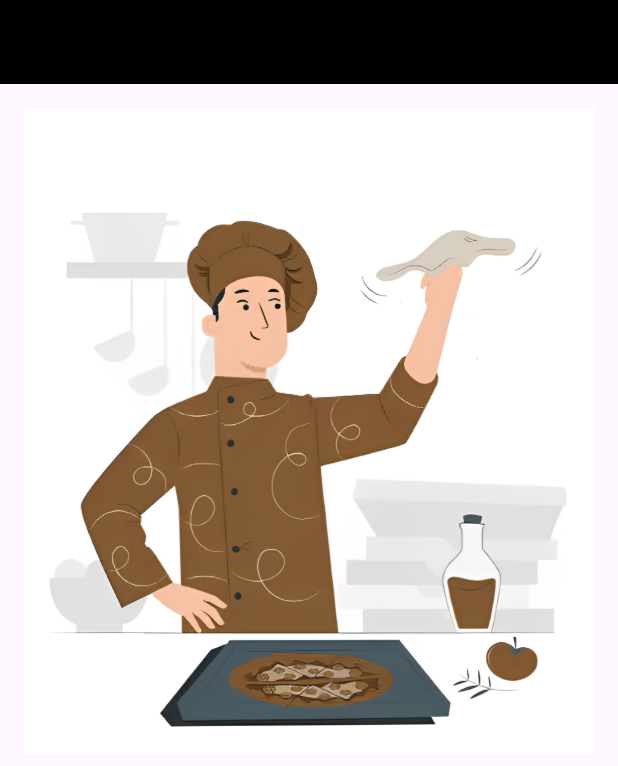
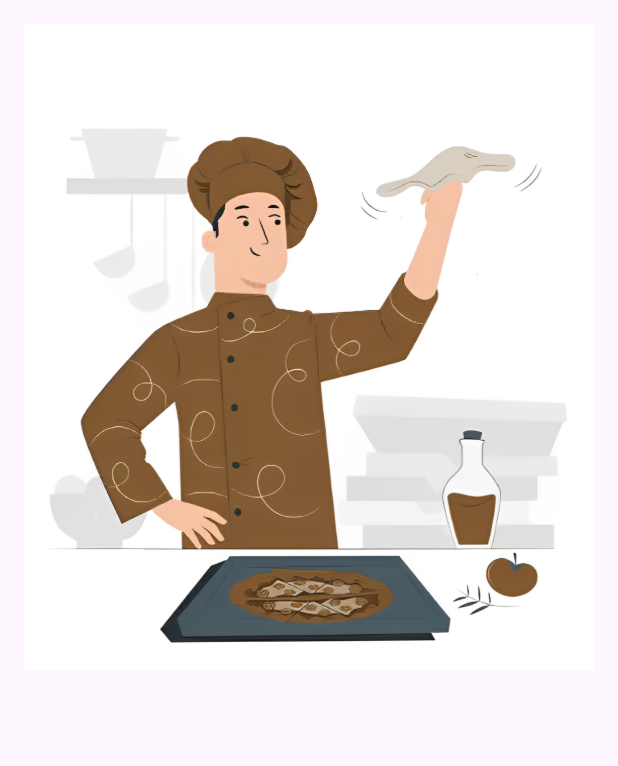
Before and after one commit to aliraza055/foodie_go, a Flutter app: the screen it shows after launch, on a phone screen of 412 x 824 dp. Shown: the top 766 px of the screen. Run offline on Flutter 3.47's test engine with Material 3 defaults, Android fonts, the phone set to English and light mode, and no system bars.

Commit message:
remove app bar

```diff
--- a/lib/fileimage.dart
+++ b/lib/fileimage.dart
@@ -11,9 +11,6 @@ class _ImagePickerState extends State<ImagePicker> {
   @override
   Widget build(BuildContext context) {
     return Scaffold(
-      appBar: AppBar(
-        backgroundColor: Colors.black,
-      ),
       body: Container(
         margin: EdgeInsets.all(16),
         child: Column(
```
